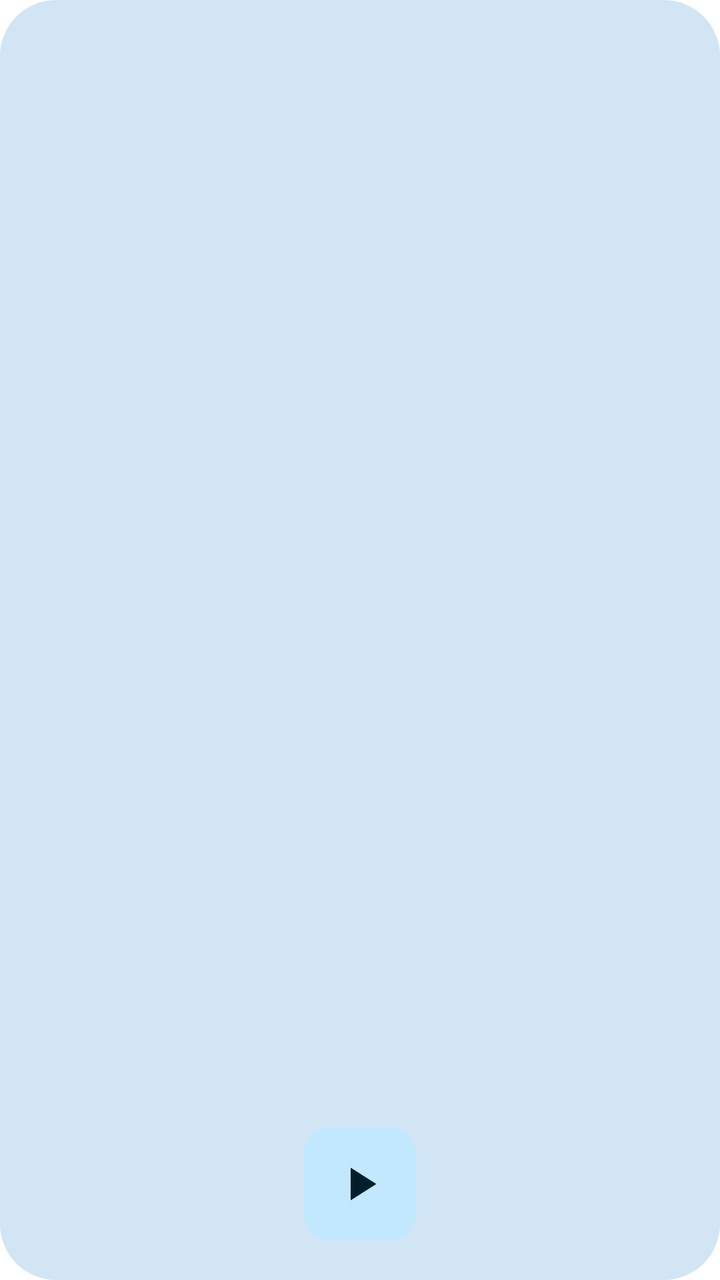
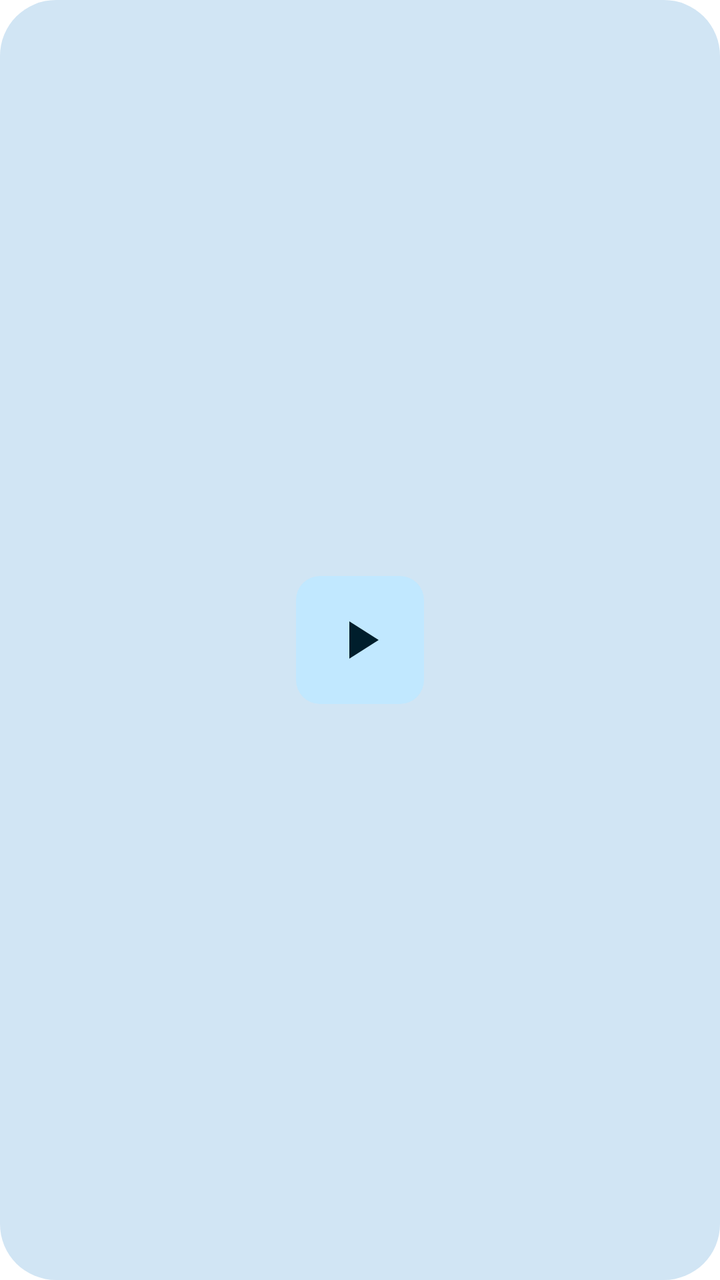

Compare the two renders of this Android layout. The source of the first and the diff that turns it into the second are given below.
<!-- AndroidManifest.xml: application theme Theme.chorusmusic -->
<!-- res/layout/widget_compact_square.xml -->
<?xml version="1.0" encoding="utf-8"?>
<FrameLayout xmlns:android="http://schemas.android.com/apk/res/android"
    android:id="@android:id/background"
    android:layout_width="match_parent"
    android:layout_height="match_parent"
    android:background="@drawable/widget_background"
    android:padding="12dp"
    android:theme="@style/Theme.Widget.chorusmusic">

    
    <FrameLayout
        android:layout_width="match_parent"
        android:layout_height="match_parent">

        <ImageView
            android:id="@+id/widget_compact_album_art"
            android:layout_width="match_parent"
            android:layout_height="match_parent"
            android:scaleType="centerCrop"
            android:src="@mipmap/ic_launcher"
            android:contentDescription="@string/album_art" />

        
        <FrameLayout
            android:id="@+id/widget_compact_play_container"
            android:layout_width="56dp"
            android:layout_height="56dp"
            android:layout_gravity="bottom|center_horizontal"
            android:layout_marginBottom="8dp"
            android:background="@drawable/widget_play_button_circular">

            <ImageView
                android:id="@+id/widget_compact_play_pause"
                android:layout_width="28dp"
                android:layout_height="28dp"
                android:layout_gravity="center"
                android:src="@drawable/ic_widget_play_low"
                android:contentDescription="@string/play_pause" />
        </FrameLayout>

    </FrameLayout>

</FrameLayout>
<!-- resources referenced by this layout -->
<resources>
  <!-- drawable ic_widget_play_low (drawable) -->
  <vector xmlns:android="http://schemas.android.com/apk/res/android"
      android:height="24dp"
      android:viewportHeight="24"
      android:viewportWidth="24"
      android:width="24dp">
      <path
          android:fillColor="@color/widget_play_button_low_icon"
          android:pathData="M8,5v14l11,-7z"/>
  </vector>
  <!-- drawable widget_background (drawable) -->
  <?xml version="1.0" encoding="utf-8"?>
  <shape xmlns:android="http://schemas.android.com/apk/res/android"
      xmlns:tools="http://schemas.android.com/tools"
      android:shape="rectangle">
      <solid android:color="@android:color/system_accent1_100"
          tools:targetApi="31" />
      <corners android:radius="28dp" />
  </shape>
  <!-- drawable widget_play_button_circular (drawable) -->
  <?xml version="1.0" encoding="utf-8"?>
  <shape xmlns:android="http://schemas.android.com/apk/res/android"
      android:shape="rectangle">
      <solid android:color="@color/widget_play_button_low_bg" />
      <corners android:radius="12dp" />
      <size android:width="56dp" android:height="56dp" />
  </shape>
  <!-- mipmap ic_launcher (drawable) -->
  <bitmap xmlns:android="http://schemas.android.com/apk/res/android"
      android:src="@drawable/icon" />
  <string name="album_art">Album art</string>
  <string name="play_pause">Play/Pause</string>
  <style name="Theme.Widget.chorusmusic" parent="@android:style/Theme.DeviceDefault.DayNight">
          <item name="android:colorBackground">#E6E1E5</item>
      </style>
  <style name="Theme.chorusmusic" parent="android:Theme.Material.Light.NoActionBar">
          <item name="android:windowContentOverlay">@null</item>
          <item name="android:windowDrawsSystemBarBackgrounds">true</item>
          <item name="android:windowMinWidthMinor">100%</item>
          <item name="android:windowMinWidthMajor">100%</item>
          <item name="android:windowNoTitle">true</item>
          <item name="android:windowBackground">#ffffff</item>
          <item name="android:enforceNavigationBarContrast" tools:ignore="NewApi">false</item>
          <item name="android:statusBarColor">@android:color/transparent</item>
          <item name="android:navigationBarColor">@android:color/transparent</item>
      </style>
  <color name="widget_play_button_low_icon">@color/widget_on_primary_container</color>
  <color name="widget_play_button_low_bg">@color/widget_primary_container</color>
  <!-- drawable icon: png bitmap (drawable, 137215 bytes) -->
  <color name="widget_on_primary_container">#21005D</color>
  <color name="widget_primary_container">#EADDFF</color>
</resources>

<!-- the commit's change to res/layout/widget_compact_square.xml (unified diff, before → after) -->
@@ -4,7 +4,7 @@
     android:layout_width="match_parent"
     android:layout_height="match_parent"
     android:background="@drawable/widget_background"
-    android:padding="12dp"
+    android:padding="8dp"
     android:theme="@style/Theme.Widget.chorusmusic">
 
     
@@ -23,16 +23,15 @@
         
         <FrameLayout
             android:id="@+id/widget_compact_play_container"
-            android:layout_width="56dp"
-            android:layout_height="56dp"
-            android:layout_gravity="bottom|center_horizontal"
-            android:layout_marginBottom="8dp"
+            android:layout_width="64dp"
+            android:layout_height="64dp"
+            android:layout_gravity="center"
             android:background="@drawable/widget_play_button_circular">
 
             <ImageView
                 android:id="@+id/widget_compact_play_pause"
-                android:layout_width="28dp"
-                android:layout_height="28dp"
+                android:layout_width="32dp"
+                android:layout_height="32dp"
                 android:layout_gravity="center"
                 android:src="@drawable/ic_widget_play_low"
                 android:contentDescription="@string/play_pause" />
<!-- resource entries referenced after the edit -->
@@ -17,7 +17,7 @@
       android:shape="rectangle">
       <solid android:color="@android:color/system_accent1_100"
           tools:targetApi="31" />
-      <corners android:radius="28dp" />
+      <corners android:radius="36dp" />
   </shape>
   <!-- drawable widget_play_button_circular (drawable) -->
   <?xml version="1.0" encoding="utf-8"?>
